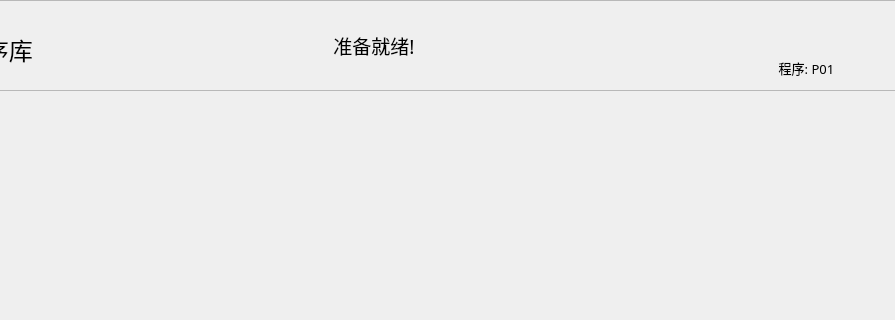
Old version of the form A66-app/mainwindow.ui in the repository Tetraelc/A66_PRO; both pictures show x 129 to 1024 and y 0 to 320 of the 1024 by 768 pixel window.
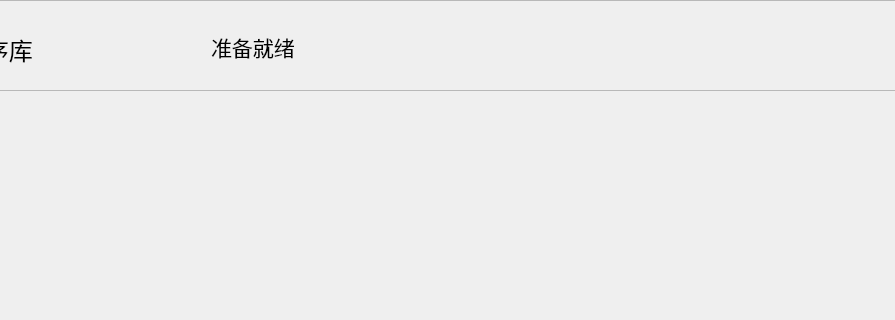
New version of the form. Icons and pictures are not drawn.

What changed in the file:
```diff
--- a/A66-app/mainwindow.ui
+++ b/A66-app/mainwindow.ui
@@ -74,91 +74,6 @@
       <bool>false</bool>
      </property>
     </widget>
-    <widget class="QToolButton" name="toolButton_State">
-     <property name="geometry">
-      <rect>
-       <x>280</x>
-       <y>10</y>
-       <width>441</width>
-       <height>71</height>
-      </rect>
-     </property>
-     <property name="font">
-      <font>
-       <family>Sans Serif</family>
-       <pointsize>14</pointsize>
-      </font>
-     </property>
-     <property name="focusPolicy">
-      <enum>Qt::NoFocus</enum>
-     </property>
-     <property name="text">
-      <string> 准备就绪!</string>
-     </property>
-     <property name="icon">
-      <iconset resource="A66-appsrc.qrc">
-       <normaloff>:/ico/ICO/P1-MSG.png</normaloff>:/ico/ICO/P1-MSG.png</iconset>
-     </property>
-     <property name="iconSize">
-      <size>
-       <width>40</width>
-       <height>40</height>
-      </size>
-     </property>
-     <property name="autoRepeat">
-      <bool>false</bool>
-     </property>
-     <property name="popupMode">
-      <enum>QToolButton::InstantPopup</enum>
-     </property>
-     <property name="toolButtonStyle">
-      <enum>Qt::ToolButtonTextBesideIcon</enum>
-     </property>
-     <property name="autoRaise">
-      <bool>true</bool>
-     </property>
-    </widget>
-    <widget class="QToolButton" name="toolButton_ProName">
-     <property name="geometry">
-      <rect>
-       <x>870</x>
-       <y>52</y>
-       <width>131</width>
-       <height>31</height>
-      </rect>
-     </property>
-     <property name="font">
-      <font>
-       <family>Sans Serif</family>
-       <pointsize>10</pointsize>
-      </font>
-     </property>
-     <property name="text">
-      <string>程序: P01</string>
-     </property>
-     <property name="icon">
-      <iconset resource="A66-appsrc.qrc">
-       <normaloff>:/ico/ICO/P1-VER.png</normaloff>:/ico/ICO/P1-VER.png</iconset>
-     </property>
-     <property name="iconSize">
-      <size>
-       <width>30</width>
-       <height>30</height>
-      </size>
-     </property>
-     <property name="checkable">
-      <bool>false</bool>
-     </property>
-     <property name="popupMode">
-      <enum>QToolButton::DelayedPopup</enum>
-     </property>
-     <property name="toolButtonStyle">
-      <enum>Qt::ToolButtonTextBesideIcon</enum>
-     </property>
-     <property name="autoRaise">
-      <bool>true</bool>
-     </property>
-    </widget>
     <widget class="QLabel" name="label_Picture">
      <property name="geometry">
       <rect>
@@ -193,6 +108,69 @@
       <string>程序库</string>
      </property>
     </widget>
+    <widget class="QLabel" name="label_3">
+     <property name="geometry">
+      <rect>
+       <x>270</x>
+       <y>23</y>
+       <width>51</width>
+       <height>51</height>
+      </rect>
+     </property>
+     <property name="text">
+      <string/>
+     </property>
+     <property name="pixmap">
+      <pixmap resource="A66-appsrc.qrc">:/ico/ICO/P1-MSGmini.png</pixmap>
+     </property>
+    </widget>
+    <widget class="QLabel" name="label_State">
+     <property name="geometry">
+      <rect>
+       <x>340</x>
+       <y>26</y>
+       <width>411</width>
+       <height>41</height>
+      </rect>
+     </property>
+     <property name="font">
+      <font>
+       <pointsize>16</pointsize>
+      </font>
+     </property>
+     <property name="text">
+      <string>准备就绪</string>
+     </property>
+    </widget>
+    <widget class="QLabel" name="label_4">
+     <property name="geometry">
+      <rect>
+       <x>880</x>
+       <y>50</y>
+       <width>31</width>
+       <height>31</height>
+      </rect>
+     </property>
+     <property name="text">
+      <string/>
+     </property>
+     <property name="pixmap">
+      <pixmap resource="A66-appsrc.qrc">:/ico/ICO/P1-VERmini.png</pixmap>
+     </property>
+    </widget>
+    <widget class="QLabel" name="label_Program">
+     <property name="geometry">
+      <rect>
+       <x>914</x>
+       <y>56</y>
+       <width>101</width>
+       <height>21</height>
+      </rect>
+     </property>
+     <property name="text">
+      <string/>
+     </property>
+    </widget>
    </widget>
    <widget class="QFrame" name="frame">
     <property name="geometry">
```
